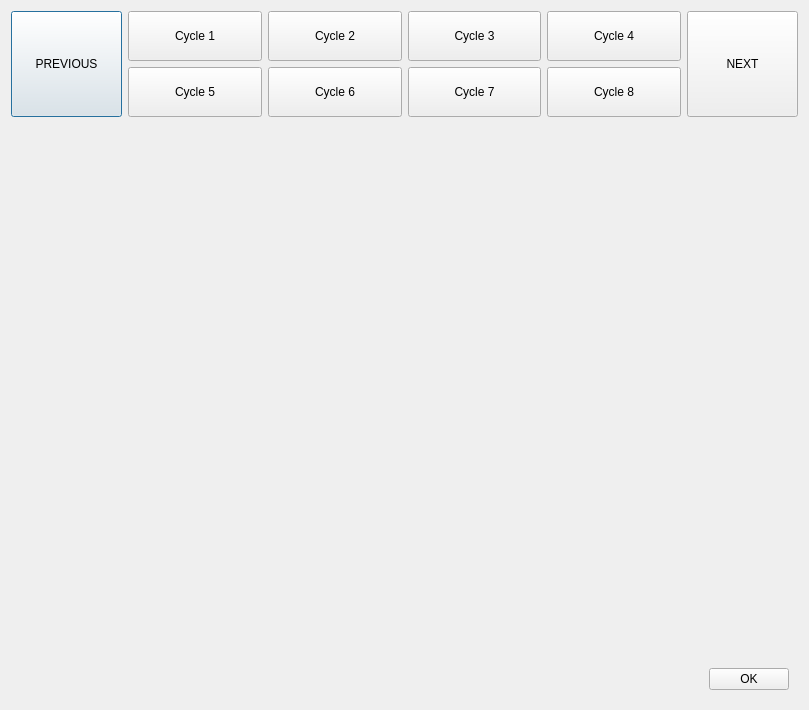
Qt form cyclesdialog.ui (mishkoLitvin/L_Aries-progect) before a commit.
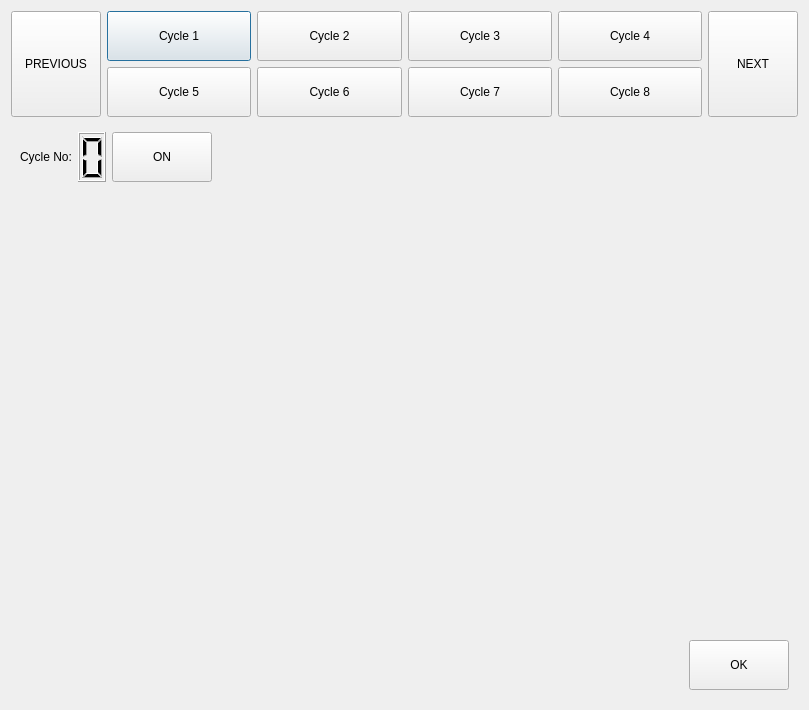
The same form after that commit. Icons and pictures are not drawn.

Commit message: Finish cycles setup UI. Interaction Next/Prev On/Off and other.

What changed in the file:
```diff
--- a/cyclesdialog.ui
+++ b/cyclesdialog.ui
@@ -15,24 +15,37 @@
   </property>
   <layout class="QVBoxLayout" name="verticalLayout_2" stretch="1,10">
    <item>
-    <layout class="QHBoxLayout" name="horizontalLayout" stretch="1,5,1">
+    <layout class="QHBoxLayout" name="horizontalLayout" stretch="0,5,0">
      <item>
-      <widget class="QPushButton" name="pushButton_9">
+      <widget class="QToolButton" name="pButtonPrev">
        <property name="sizePolicy">
-        <sizepolicy hsizetype="Minimum" vsizetype="Expanding">
+        <sizepolicy hsizetype="Expanding" vsizetype="Expanding">
          <horstretch>0</horstretch>
          <verstretch>0</verstretch>
         </sizepolicy>
        </property>
        <property name="minimumSize">
         <size>
-         <width>0</width>
+         <width>90</width>
          <height>40</height>
         </size>
        </property>
        <property name="text">
         <string>PREVIOUS</string>
        </property>
+       <property name="icon">
+        <iconset resource="icons.qrc">
+         <normaloff>:/arrows/icons/Base/arrows/arrowLPart.png</normaloff>:/arrows/icons/Base/arrows/arrowLPart.png</iconset>
+       </property>
+       <property name="iconSize">
+        <size>
+         <width>40</width>
+         <height>40</height>
+        </size>
+       </property>
+       <property name="toolButtonStyle">
+        <enum>Qt::ToolButtonTextUnderIcon</enum>
+       </property>
       </widget>
      </item>
      <item>
@@ -216,22 +229,35 @@
       </layout>
      </item>
      <item>
-      <widget class="QPushButton" name="pushButton_10">
+      <widget class="QToolButton" name="pButtonNext">
        <property name="sizePolicy">
-        <sizepolicy hsizetype="Minimum" vsizetype="Expanding">
+        <sizepolicy hsizetype="Expanding" vsizetype="Expanding">
          <horstretch>0</horstretch>
          <verstretch>0</verstretch>
         </sizepolicy>
        </property>
        <property name="minimumSize">
         <size>
-         <width>0</width>
+         <width>90</width>
          <height>40</height>
         </size>
        </property>
        <property name="text">
         <string>NEXT</string>
        </property>
+       <property name="icon">
+        <iconset resource="icons.qrc">
+         <normaloff>:/arrows/icons/Base/arrows/arrowRPart.png</normaloff>:/arrows/icons/Base/arrows/arrowRPart.png</iconset>
+       </property>
+       <property name="iconSize">
+        <size>
+         <width>40</width>
+         <height>40</height>
+        </size>
+       </property>
+       <property name="toolButtonStyle">
+        <enum>Qt::ToolButtonTextUnderIcon</enum>
+       </property>
       </widget>
      </item>
     </layout>
@@ -239,6 +265,53 @@
    <item>
     <widget class="QWidget" name="widgetSpinPlace" native="true">
      <layout class="QVBoxLayout" name="verticalLayout">
+      <item>
+       <layout class="QHBoxLayout" name="horizontalLayout_3">
+        <item>
+         <widget class="QLabel" name="label">
+          <property name="text">
+           <string>Cycle No:</string>
+          </property>
+         </widget>
+        </item>
+        <item>
+         <widget class="QLCDNumber" name="lcdNumber">
+          <property name="digitCount">
+           <number>1</number>
+          </property>
+         </widget>
+        </item>
+        <item>
+         <widget class="QToolButton" name="pButtonON">
+          <property name="minimumSize">
+           <size>
+            <width>100</width>
+            <height>50</height>
+           </size>
+          </property>
+          <property name="text">
+           <string>ON</string>
+          </property>
+          <property name="checkable">
+           <bool>true</bool>
+          </property>
+         </widget>
+        </item>
+        <item>
+         <spacer name="horizontalSpacer_2">
+          <property name="orientation">
+           <enum>Qt::Horizontal</enum>
+          </property>
+          <property name="sizeHint" stdset="0">
+           <size>
+            <width>40</width>
+            <height>20</height>
+           </size>
+          </property>
+         </spacer>
+        </item>
+       </layout>
+      </item>
       <item>
        <spacer name="verticalSpacer">
         <property name="orientation">
@@ -268,7 +341,13 @@
          </spacer>
         </item>
         <item>
-         <widget class="QPushButton" name="pushButton_11">
+         <widget class="QToolButton" name="pButtonOK">
+          <property name="minimumSize">
+           <size>
+            <width>100</width>
+            <height>50</height>
+           </size>
+          </property>
           <property name="text">
            <string>OK</string>
           </property>
```
Left out of the diff: 20 changed lines with no effect on the pictures. The commit also changes 2 other files.
